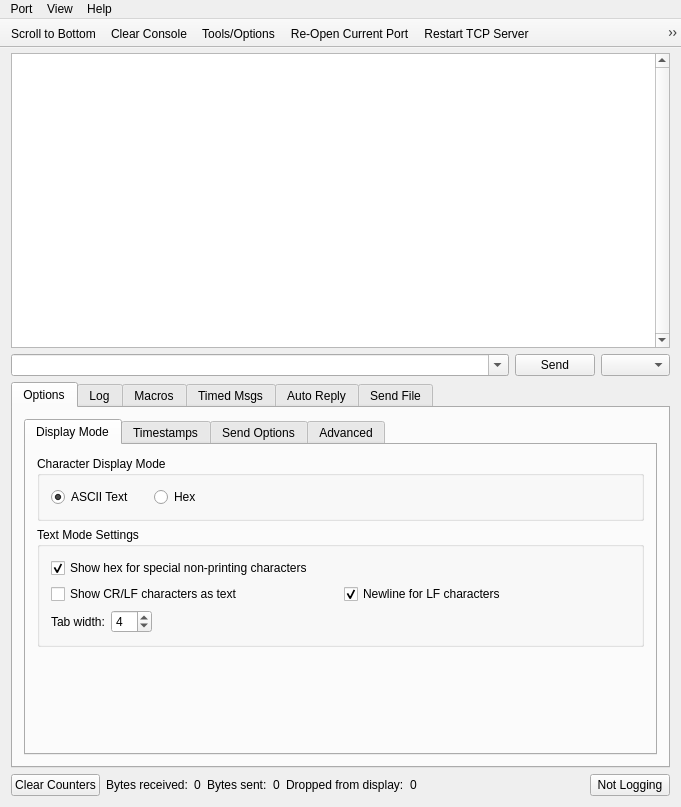
The window that src/mainwindow.ui (noedigcode/SimpleSerial) describes before a commit, drawn with Qt 5.
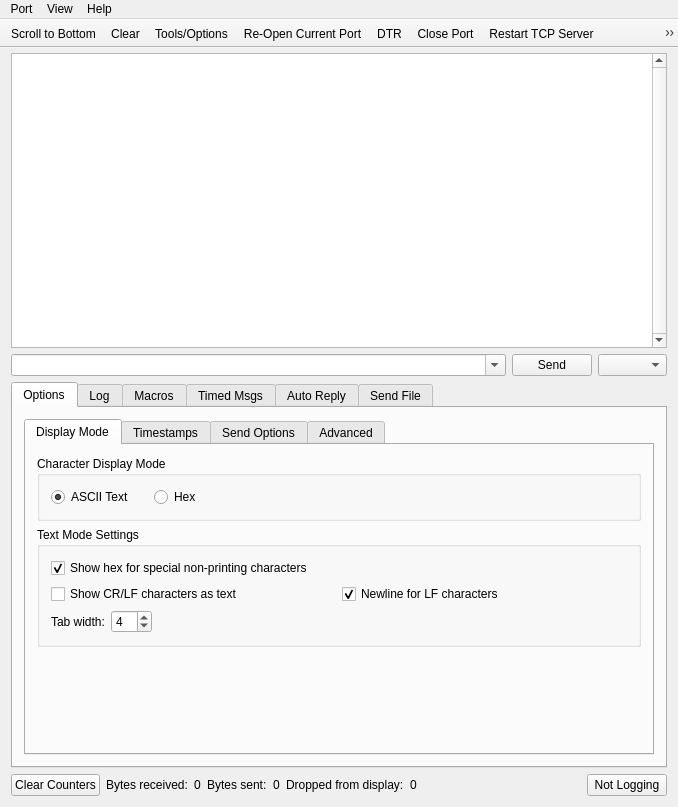
The same window after the commit. Icons and pictures are not drawn. Custom widgets are drawn as their Qt base class.

Commit message: Add DTR to toolbar. Shorten Close serial port text on toolbar. Put toolbar text below icons and reduce icon size.

Diff of the .ui file:
```diff
--- a/src/mainwindow.ui
+++ b/src/mainwindow.ui
@@ -6,7 +6,7 @@
    <rect>
     <x>0</x>
     <y>0</y>
-    <width>681</width>
+    <width>678</width>
     <height>807</height>
    </rect>
   </property>
@@ -1838,8 +1838,14 @@
    <property name="movable">
     <bool>false</bool>
    </property>
+   <property name="iconSize">
+    <size>
+     <width>24</width>
+     <height>24</height>
+    </size>
+   </property>
    <property name="toolButtonStyle">
-    <enum>Qt::ToolButtonTextBesideIcon</enum>
+    <enum>Qt::ToolButtonTextUnderIcon</enum>
    </property>
    <property name="floatable">
     <bool>false</bool>
@@ -1854,6 +1860,8 @@
    <addaction name="actionClear"/>
    <addaction name="action_Tools"/>
    <addaction name="action_Re_Open_SerialPort"/>
+   <addaction name="action_Set_DTR_toolbar"/>
+   <addaction name="action_Close_SerialPort_toolbar"/>
    <addaction name="action_Restart_TCP_Server"/>
    <addaction name="action_Reconnect_to_TCP_Server"/>
   </widget>
@@ -1862,8 +1870,8 @@
     <rect>
      <x>0</x>
      <y>0</y>
-     <width>681</width>
-     <height>25</height>
+     <width>678</width>
+     <height>26</height>
     </rect>
    </property>
    <widget class="QMenu" name="menuView">
@@ -1919,7 +1927,7 @@
      <normaloff>:/clear</normaloff>:/clear</iconset>
    </property>
    <property name="text">
-    <string>Clear Console</string>
+    <string>Clear</string>
    </property>
   </action>
   <action name="action_Close_SerialPort">
@@ -2058,6 +2066,30 @@
     <string>Set RTS (Ready To Send)</string>
    </property>
   </action>
+  <action name="action_Set_DTR_toolbar">
+   <property name="checkable">
+    <bool>true</bool>
+   </property>
+   <property name="icon">
+    <iconset resource="../icons/icons.qrc">
+     <normaloff>:/serialport</normaloff>:/serialport</iconset>
+   </property>
+   <property name="text">
+    <string>DTR</string>
+   </property>
+  </action>
+  <action name="action_Close_SerialPort_toolbar">
+   <property name="icon">
+    <iconset resource="../icons/icons.qrc">
+     <normaloff>:/close</normaloff>:/close</iconset>
+   </property>
+   <property name="text">
+    <string>Close Port</string>
+   </property>
+   <property name="toolTip">
+    <string>Close Serial Port</string>
+   </property>
+  </action>
  </widget>
  <layoutdefault spacing="6" margin="11"/>
  <customwidgets>
```
The commit also changes 2 other files.
